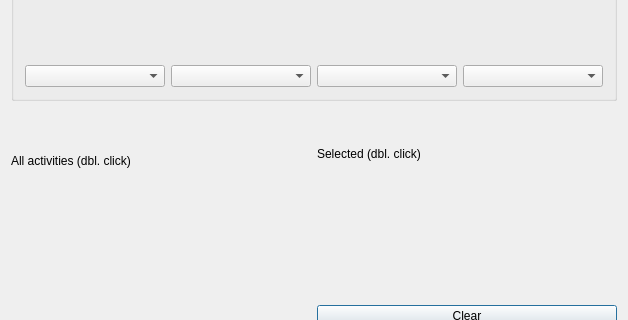
Above: src/interface/addconstraintmindaysbetweenactivitiesform_template.ui from janLo/FET before the change; both pictures show x 0 to 628 and y 130 to 450 of the 628 by 564 pixel window. Below: the same form after it.
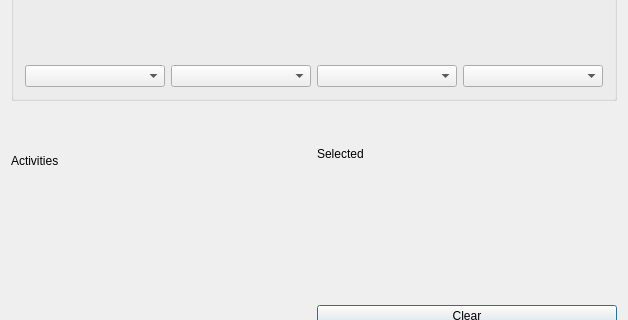
That is the form after the change. Custom widgets are drawn as their Qt base class.

```diff
--- a/src/interface/addconstraintmindaysbetweenactivitiesform_template.ui
+++ b/src/interface/addconstraintmindaysbetweenactivitiesform_template.ui
@@ -92,7 +92,7 @@
           <enum>QFrame::Plain</enum>
          </property>
          <property name="text">
-          <string>All activities (dbl. click)</string>
+          <string>Activities</string>
          </property>
          <property name="wordWrap">
           <bool>false</bool>
@@ -121,7 +121,7 @@
           <enum>QFrame::Plain</enum>
          </property>
          <property name="text">
-          <string>Selected (dbl. click)</string>
+          <string comment="It refers to a list of selected activities">Selected</string>
          </property>
          <property name="wordWrap">
           <bool>false</bool>
```
Left out of the diff: 4 changed lines with no effect on the pictures.
